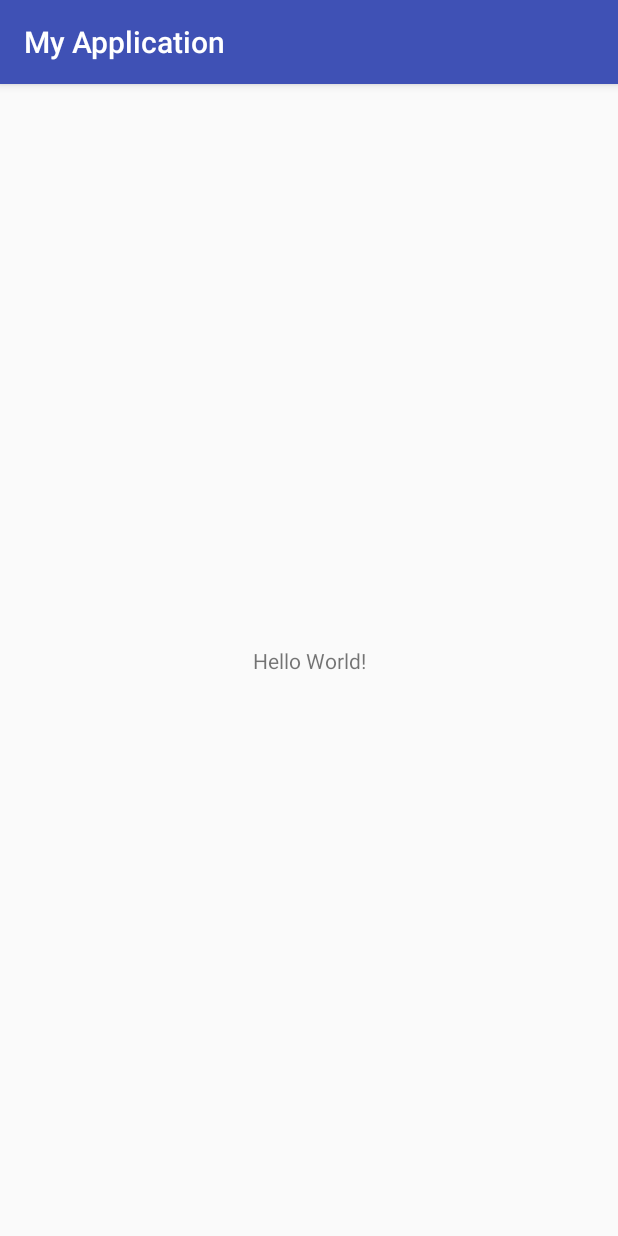
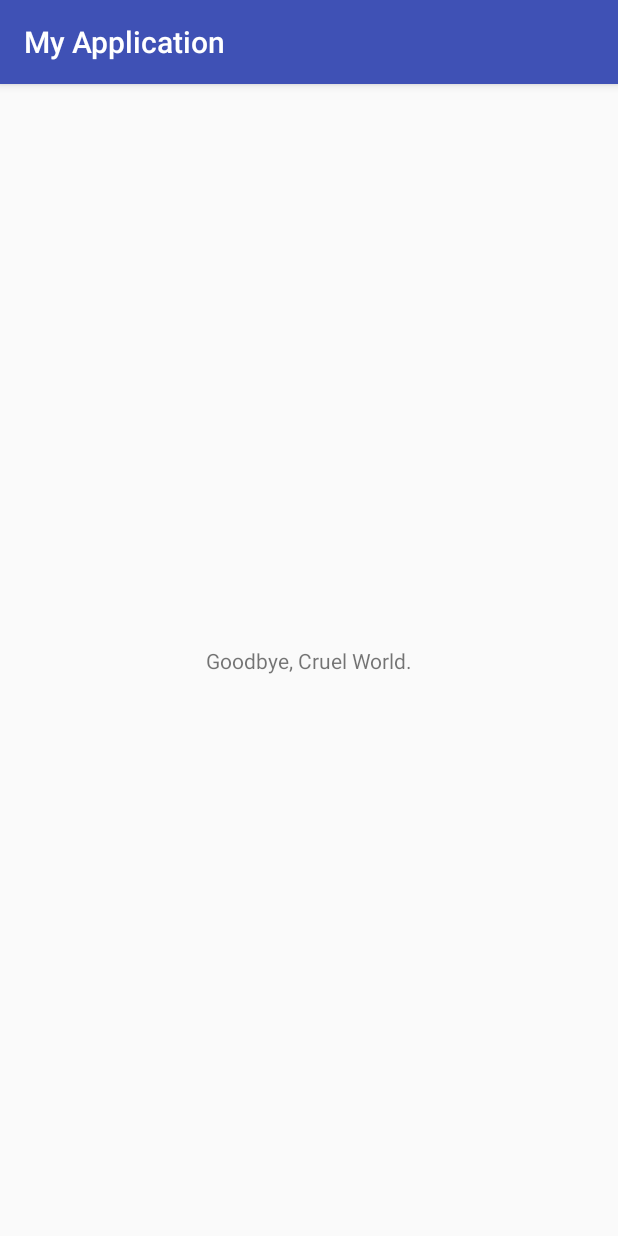
Before and after one commit to wademauger/HelloWorld, an Android app: the screen it shows after launch (MainActivity), on a phone screen of 412 x 824 dp. Run offline under Robolectric (Android 15) with nearby library versions, the phone set to English and light mode, and no system bars.

Commit message:
Update text content

```diff
--- a/app/src/main/res/layout/activity_main.xml
+++ b/app/src/main/res/layout/activity_main.xml
@@ -9,7 +9,7 @@
     <TextView
         android:layout_width="wrap_content"
         android:layout_height="wrap_content"
-        android:text="Hello World!"
+        android:text="Goodbye, Cruel World."
         app:layout_constraintBottom_toBottomOf="parent"
         app:layout_constraintLeft_toLeftOf="parent"
         app:layout_constraintRight_toRightOf="parent"
```
